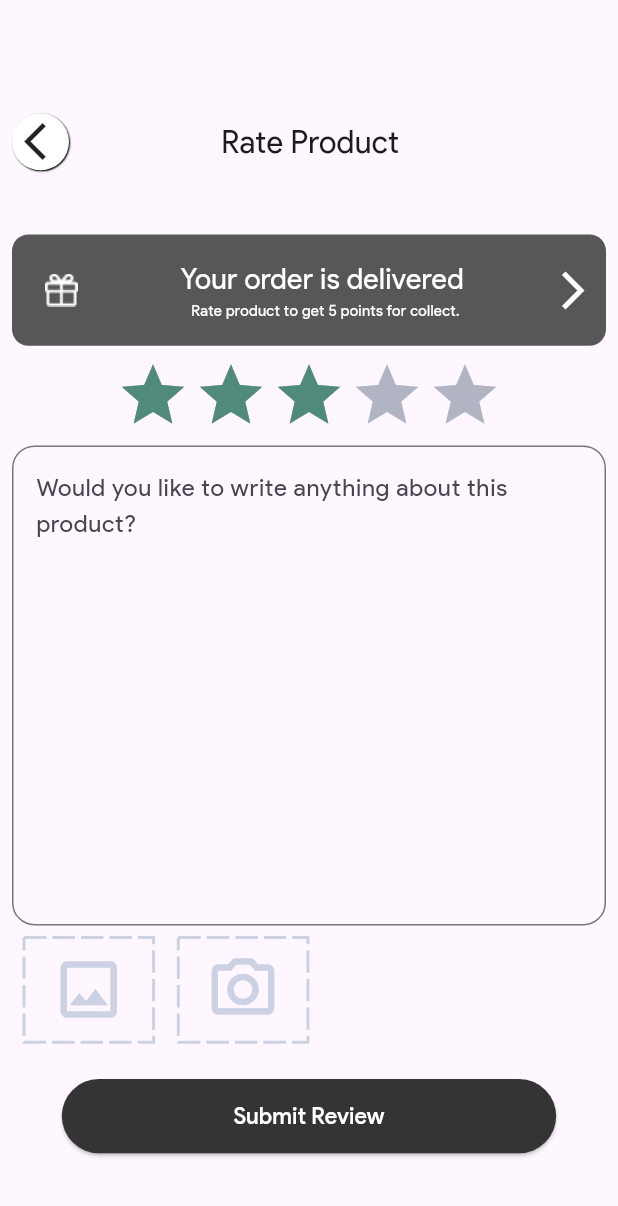
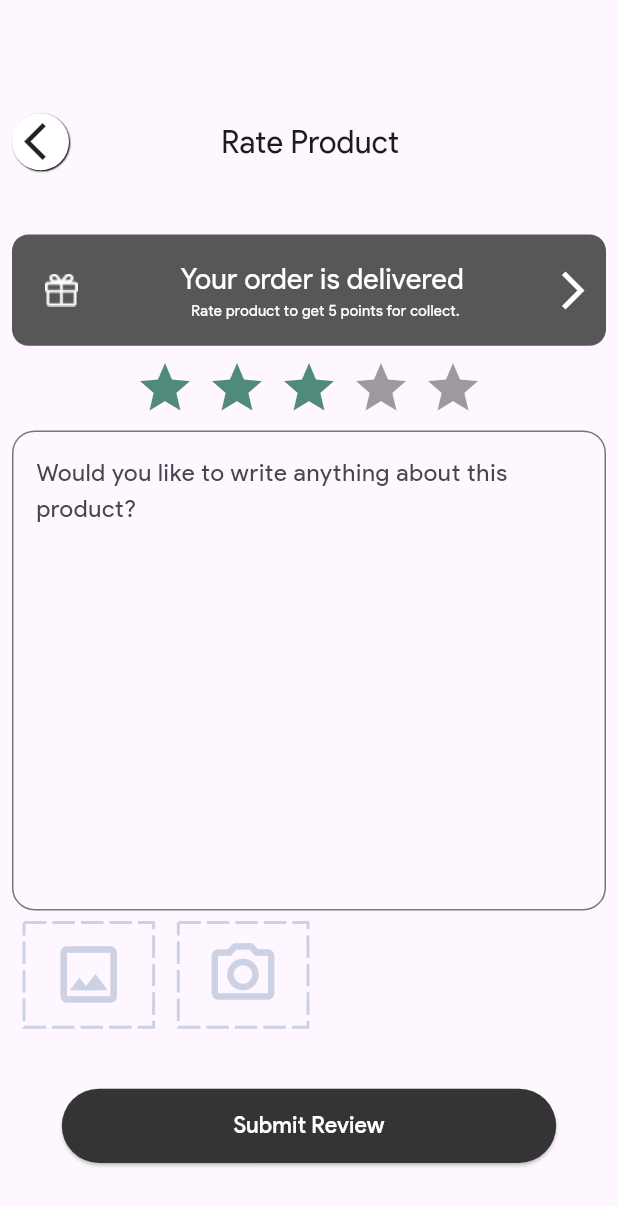
Before and after one commit to SHUKLABHARGAV/gemstore, a Flutter app: the RateScreen screen opened directly, on a phone screen of 412 x 824 dp. Shown: the top 1206 px of the screen. Run offline on Flutter 3.47's test engine with Material 3 defaults, Android fonts, the phone set to English and light mode, and no system bars; drawn by our look-alikes of dotted_border, flutter_rating_bar, flutter_rating_stars; our stand-ins replace another_xlider, carousel_slider, dropdown_button2, flutter_svg, google_nav_bar, image_picker and 4 more.

Commit message:
rating star

```diff
--- a/lib/screens/RateScreen.dart
+++ b/lib/screens/RateScreen.dart
@@ -1,11 +1,16 @@
+import 'dart:io';
+
 import 'package:dotted_border/dotted_border.dart';
 import 'package:flutter/material.dart';
+import 'package:flutter_rating_bar/flutter_rating_bar.dart';
 import 'package:flutter_rating_stars/flutter_rating_stars.dart';
 import 'package:gemstore/utils/color_helper.dart';
+import 'package:image_picker/image_picker.dart';
 import 'package:sizer/sizer.dart';
 import 'package:smooth_star_rating_nsafe/smooth_star_rating.dart';
 
 class RateScreen extends StatefulWidget {
+
 
   const RateScreen({Key? key}) : super(key: key);
    @override
@@ -15,6 +20,7 @@ class RateScreen extends StatefulWidget {
 }
 
   class Rate_screenState extends State<RateScreen> {
+     File ? selectedImage;
   @override
   Widget build(BuildContext context) {
    double value = 3;
@@ -96,39 +102,23 @@ class RateScreen extends StatefulWidget {
                   ),
                 ),
                 SizedBox(height: 1.h,),
-               RatingStars(
-              value: value,
-              onValueChanged: (v) {
+                RatingBar.builder(
+   initialRating: 3,
+   minRating: 1,
+   direction: Axis.horizontal,
+   allowHalfRating: true,
+   itemCount: 5,
+   itemPadding: EdgeInsets.symmetric(horizontal: 4.0),
+   itemBuilder: (context, index) => Icon(
+     Icons.star,
+     color:Color(0xff508A7B),
+     size: 50,
+   ),
+   onRatingUpdate: (rating) {
+     print(rating);
+   },
+),
 
-                setState(() {
-                  value = v;
-                });
-              },
-              starBuilder: (index, color) => Icon(
-                Icons.star,
-               size: 50,
-                color: color,
-              ),
-              starCount: 5,
-              starSize: 50,
-              valueLabelColor: const Color(0xff9b9b9b),
-              valueLabelTextStyle: const TextStyle(
-                  color: Colors.white,
-                  fontWeight: FontWeight.w400,
-                  fontStyle: FontStyle.normal,
-                  fontSize: 12),
-              valueLabelRadius: 10,
-              maxValue: 5,
-              starSpacing: 2,
-              // maxValueVisibility: true,
-              valueLabelVisibility: false,
-              animationDuration: Duration(milliseconds: 1000),
-              valueLabelPadding:
-                  const EdgeInsets.symmetric(vertical: 1, horizontal: 8),
-              valueLabelMargin: const EdgeInsets.only(right: 8),
-              starOffColor: const Color(0xffB1B5C3),
-              starColor: Color(0xff508A7B),
-            ),
             SizedBox( height: 1.h,),
             TextField(
               textAlign: TextAlign.start,
@@ -156,9 +146,16 @@ class RateScreen extends StatefulWidget {
 
                       height: 8.h,
                       width: 20.w,
-                      child:Icon(Icons.image_outlined,
-                      color: Color(0xffCCD2E3),
-                      size: 50,)
+                      child:GestureDetector(
+                        onTap: () {
+                          setState(() {
+                            _pickImageFromGallary();
+                          });
+                        },
+                        child: Icon(Icons.image_outlined,
+                        color: Color(0xffCCD2E3),
+                        size: 50,),
+                      )
                     ),
                   ),
                   SizedBox(width: 2.h,),
@@ -170,14 +167,27 @@ class RateScreen extends StatefulWidget {
 
                       height: 8.h,
                       width: 20.w,
-                      child:Icon(Icons.camera_alt_outlined,
-                      color: Color(0xffCCD2E3),
-                      size: 50,)
+                      child:GestureDetector(
+                        onTap: () {
+                          _pickImageFromCamera();
+                        },
+                        child: Icon(Icons.camera_alt_outlined,
+                        color: Color(0xffCCD2E3),
+                        size: 50,),
+                      )
                     ),
                   ),
+                   Container(
+
+                     height: 8.h,
+                     width: 20.w,
+                     child: selectedImage != null ? Image.file(selectedImage!):const Text("")
+                   ),
                 ],
               ),
             ),
+                 SizedBox(height: 2.h,),
+
                  SizedBox(height: 2.h,),
           SizedBox(
             width: 40.h,
@@ -195,4 +205,16 @@ class RateScreen extends StatefulWidget {
       )
     );
   }
+  Future _pickImageFromGallary() async{
+    final returnedImage = await ImagePicker().pickImage(source: ImageSource.gallery);
+    setState(() {
+      selectedImage = File(returnedImage!.path);
+    });
+  }
+    Future _pickImageFromCamera() async{
+    final returnedImage = await ImagePicker().pickImage(source: ImageSource.camera);
+    setState(() {
+      selectedImage = File(returnedImage!.path);
+    });
+  }
 }
--- a/pubspec.yaml
+++ b/pubspec.yaml
@@ -48,8 +48,9 @@ dependencies:
   intl: ^0.19.0
   flutter_rating_stars: ^1.0.3+4
   smooth_star_rating_nsafe: ^1.0.0+1
-  image_picker: ^1.0.8
+  image_picker: ^1.1.0
   dotted_border: ^2.1.0
+  flutter_rating_bar: ^4.0.1
   # input_history_text_field: ^0.2.0
   # dots_indicator: ^3.0.0
   # flutter_carousel_widget: ^2.2.0
```
Also changed, not shown: pubspec.lock.
